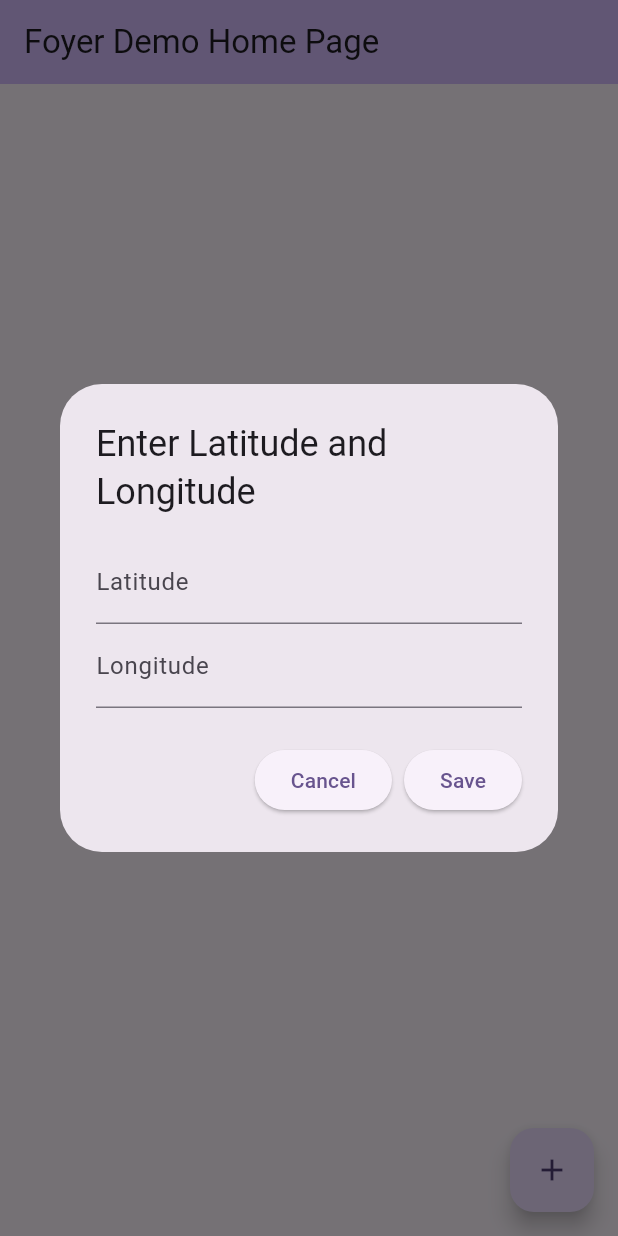
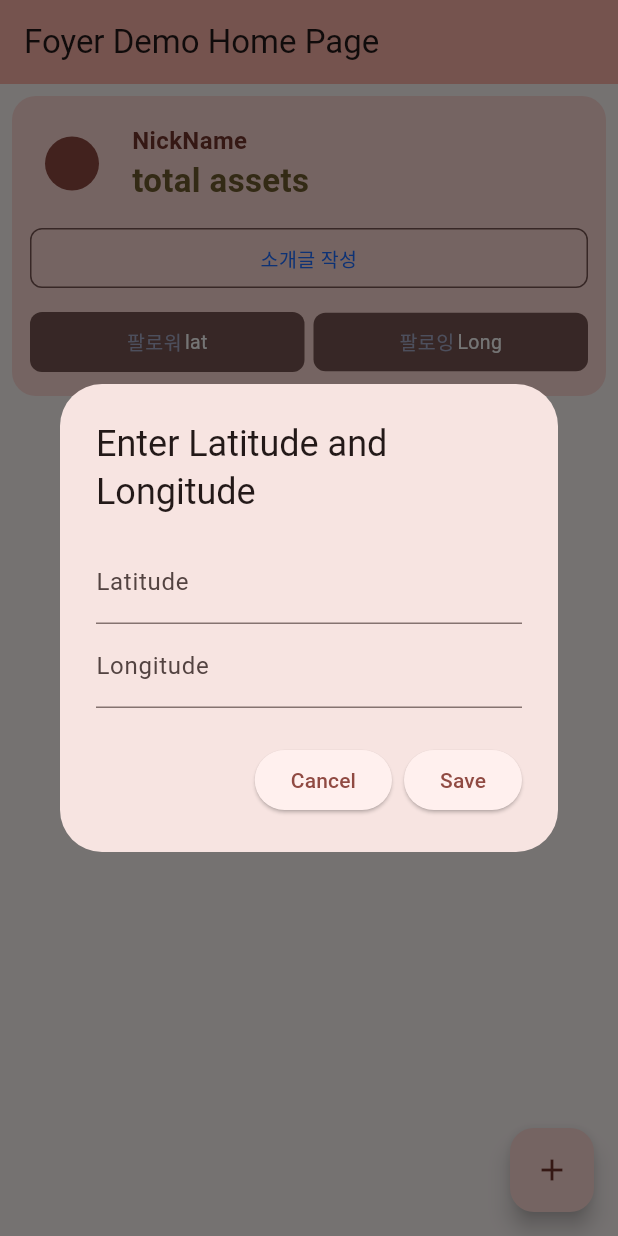
Before and after one commit to rajarshi-ch/foyer_demo, a Flutter app: the screen it shows after launch, after a tap on the "add" icon, on a phone screen of 412 x 824 dp. Run offline on Flutter 3.47's test engine with Material 2 defaults, Android fonts, the phone set to English and light mode, and no system bars; our stand-ins replace dartz, equatable, flutter_bloc, get_it, injectable, sqflite; accounts and stored records are empty; Roboto replaces fonts that are missing (SF Pro Text).

Commit message:
Home page UI

```diff
--- a/lib/features/home/presentation/ui/home_page.dart
+++ b/lib/features/home/presentation/ui/home_page.dart
@@ -3,6 +3,7 @@ import 'dart:developer';
 import 'package:flutter/material.dart';
 import 'package:flutter_bloc/flutter_bloc.dart';
 import 'package:foyer_demo/core/enums/screen_status.dart';
+import 'package:foyer_demo/features/home/presentation/ui/selected_profile.dart';
 import 'package:foyer_demo/features/locations/domain/entity/location.dart';
 import 'package:foyer_demo/features/locations/presentation/cubit/location_cubit.dart';
 import 'package:foyer_demo/features/locations/presentation/ui/location_input_dialog.dart';
@@ -72,6 +73,15 @@ class _MyHomePageState extends State<MyHomePage> {
         child: BlocBuilder<LocationCubit, LocationState>(
           bloc: getIt<LocationCubit>(),
           builder: (context, state) {
+            return Column(
+              children: [
+                Padding(
+                  padding: EdgeInsets.all(8),
+                  child: SelectedProfileCard(),
+                )
+              ],
+            );
+
             return state.status == ScreenStatus.loading
                 ? const Center(
                     child: CircularProgressIndicator(),
--- /dev/null
+++ b/lib/features/home/presentation/ui/selected_profile.dart
@@ -0,0 +1,200 @@
+import 'package:flutter/material.dart';
+import 'package:foyer_demo/features/common/presentation/ui/color_picker_circle.dart';
+
+class SelectedProfileCard extends StatelessWidget {
+  const SelectedProfileCard({super.key});
+
+  @override
+  Widget build(BuildContext context) {
+    return Container(
+      padding: EdgeInsets.fromLTRB(12, 16, 12, 16),
+      decoration: BoxDecoration(
+        color: Theme.of(context).colorScheme.primaryContainer,
+        borderRadius: BorderRadius.circular(16),
+      ),
+      child: Column(
+        crossAxisAlignment: CrossAxisAlignment.start,
+        mainAxisSize: MainAxisSize.min,
+        children: [
+          Container(
+            margin: EdgeInsets.fromLTRB(0, 0, 0, 14),
+            width: double.infinity,
+            height: 58,
+            child: Row(
+              crossAxisAlignment: CrossAxisAlignment.center,
+              children: [
+                Row(
+                  crossAxisAlignment: CrossAxisAlignment.start,
+                  children: [
+                    GestureDetector(
+                      onTap: () {},
+                      child: Container(
+                        margin: EdgeInsets.only(right: 12),
+                        width: 56,
+                        decoration: BoxDecoration(
+                          color: Color(0x1d6dff),
+                          borderRadius: BorderRadius.circular(16),
+                        ),
+                        child: ColorPickerCircle(
+                          color: Theme.of(context).colorScheme.primary,
+                          isSelected: false,
+                        ),
+                      ),
+                    ),
+                    Column(
+                      crossAxisAlignment: CrossAxisAlignment.start,
+                      children: [
+                        SizedBox(height: 2),
+                        Text(
+                          "NickName",
+                          style: TextStyle(
+                            fontSize: 16,
+                            fontWeight: FontWeight.w700,
+                            color: Theme.of(context)
+                                .colorScheme
+                                .onPrimaryContainer,
+                          ),
+                        ),
+                        Text(
+                          // LC6 (8:27759)
+                          'total assets',
+                          style: TextStyle(
+                            fontSize: 22,
+                            fontWeight: FontWeight.w700,
+                            color: Theme.of(context).colorScheme.tertiary,
+                          ),
+                        ),
+                      ],
+                    ),
+                  ],
+                ),
+                const Spacer(),
+                CircleAvatar(),
+                // Container(
+                //   // arrowg14 (8:27760)
+                //   margin:
+                //       EdgeInsets.fromLTRB(0 , 0 , 0 , 2 ),
+                //   child: Icon(
+                //     Icons.chevron_right,
+                //     color: ColorUtils.OA7ACCB,
+                //     size: 28 ,
+                //   ),
+                // ),
+              ],
+            ),
+          ),
+          Container(
+            width: double.infinity,
+            height: 40,
+            padding: const EdgeInsets.symmetric(vertical: 10),
+            decoration: ShapeDecoration(
+              shape: RoundedRectangleBorder(
+                side: BorderSide(
+                  width: 1,
+                  color: Theme.of(context).colorScheme.secondary,
+                ),
+                borderRadius: BorderRadius.circular(8),
+              ),
+            ),
+            child: Text(
+              '소개글 작성',
+              textAlign: TextAlign.center,
+              style: TextStyle(
+                color: Color(0xFF1D6DFF),
+                fontSize: 13,
+                fontFamily: 'SF Pro Text',
+                fontWeight: FontWeight.w400,
+              ),
+            ),
+          ),
+          SizedBox(
+            height: 16,
+          ),
+          SizedBox(
+            // followernpn (8:27761)
+            width: double.infinity,
+            height: 40,
+            child: Row(
+              crossAxisAlignment: CrossAxisAlignment.center,
+              mainAxisSize: MainAxisSize.max,
+              children: [
+                Expanded(
+                  child: InkWell(
+                    onTap: () {
+                      // context.navigator
+                      //     .push(FollowersPage.route(initalTab: 1));
+                    },
+                    child: Container(
+                      //width: 172,
+                      height: 40,
+                      decoration: BoxDecoration(
+                        borderRadius: BorderRadius.circular(8),
+                        color: Theme.of(context).colorScheme.secondary,
+                      ),
+                      padding: const EdgeInsets.symmetric(
+                        vertical: 10,
+                      ),
+                      child: Row(
+                        mainAxisSize: MainAxisSize.min,
+                        mainAxisAlignment: MainAxisAlignment.center,
+                        crossAxisAlignment: CrossAxisAlignment.center,
+                        children: [
+                          Text(
+                            '팔로워',
+                            style: TextStyle(
+                              color: Color(0xffa7acca),
+                              fontSize: 13,
+                            ),
+                          ),
+                          const SizedBox(width: 2),
+                          Text(
+                            'lat',
+                            style: TextStyle(
+                              color: Colors.white,
+                              fontSize: 13,
+                            ),
+                          ),
+                        ],
+                      ),
+                    ),
+                  ),
+                ),
+                SizedBox(width: 6),
+                Expanded(
+                  child: Container(
+                    decoration: BoxDecoration(
+                      borderRadius: BorderRadius.circular(8),
+                      color: Theme.of(context).colorScheme.secondary,
+                    ),
+                    padding: const EdgeInsets.symmetric(vertical: 10),
+                    child: Row(
+                      mainAxisSize: MainAxisSize.min,
+                      mainAxisAlignment: MainAxisAlignment.center,
+                      children: [
+                        Text(
+                          '팔로잉',
+                          style: TextStyle(
+                            color: Color(0xffa7acca),
+                            fontSize: 13,
+                          ),
+                        ),
+                        SizedBox(width: 2),
+                        Text(
+                          'Long',
+                          style: TextStyle(
+                            color: Colors.white,
+                            fontSize: 13,
+                          ),
+                        ),
+                      ],
+                    ),
+                  ),
+                ),
+              ],
+            ),
+          ),
+        ],
+      ),
+    );
+  }
+}
--- a/lib/main.dart
+++ b/lib/main.dart
@@ -18,7 +18,7 @@ class MyApp extends StatelessWidget {
     return MaterialApp(
       title: 'Flutter Demo',
       theme: ThemeData(
-        colorScheme: ColorScheme.fromSeed(seedColor: Colors.deepPurple),
+        colorScheme: ColorScheme.fromSeed(seedColor: Colors.red),
         useMaterial3: true,
       ),
       home: const MyHomePage(title: 'Foyer Demo Home Page'),
```
